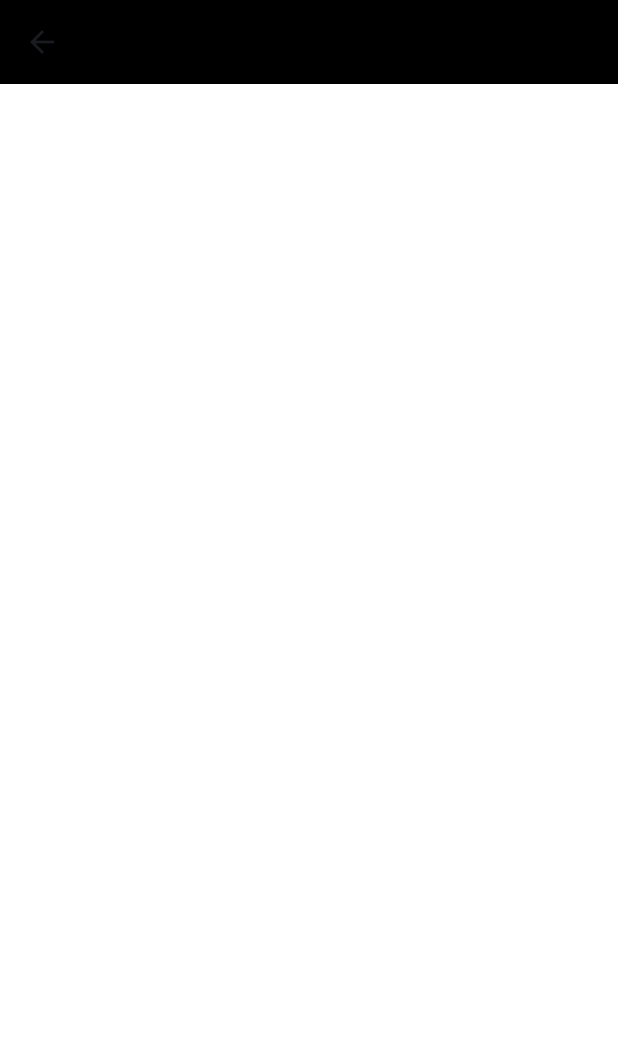
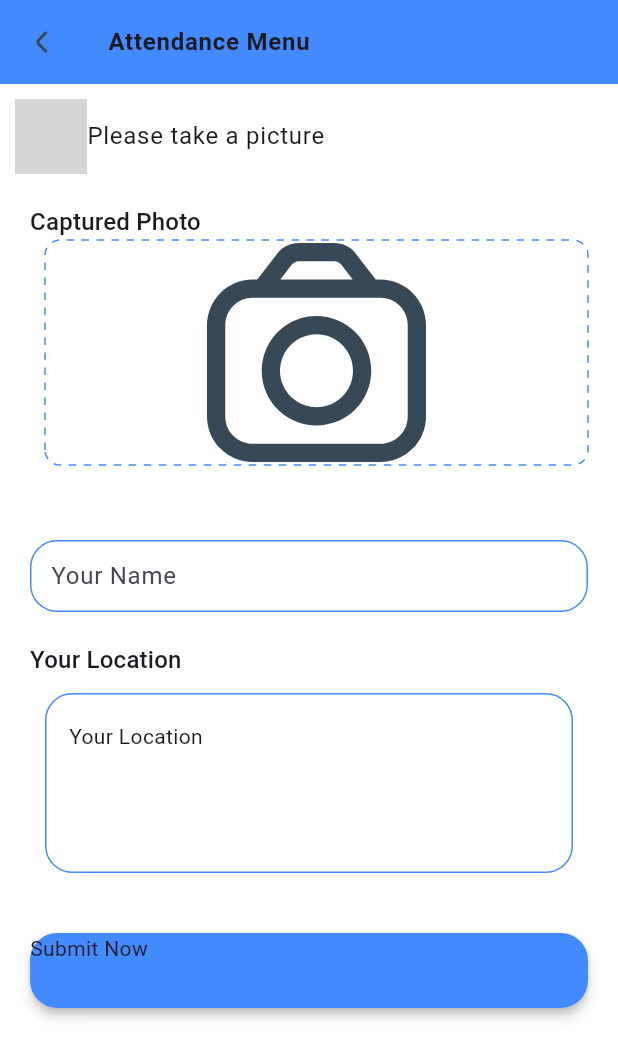
Before and after one commit to Tsabitah59/Attendance-App2, a Flutter app: the AttendanceScreen screen opened directly, on a phone screen of 412 x 824 dp. Shown: the top 1059 px of the screen. Run offline on Flutter 3.47's test engine with Material 3 defaults, Android fonts, the phone set to English and light mode, and no system bars; drawn by our look-alikes of dotted_border; our stand-ins replace camera, cloud_firestore, firebase_core, flutter_svg, geocoding, geolocator and 1 more; missing offline and left inert: google_mlkit_face_detection; accounts and stored records are empty; grey boxes are pictures that could not be loaded.

Commit message:
Finishing Attendance screen

```diff
--- a/lib/ui/attend/attendance_screen.dart
+++ b/lib/ui/attend/attendance_screen.dart
@@ -1,5 +1,11 @@
 import 'package:attendence_app/services/location_service.dart';
 import 'package:attendence_app/services/timestamp_service.dart';
+import 'package:attendence_app/ui/attend/components/app_bar_comp.dart';
+import 'package:attendence_app/ui/attend/components/capture_photo.dart';
+import 'package:attendence_app/ui/attend/components/header.dart';
+import 'package:attendence_app/ui/attend/components/location.dart';
+import 'package:attendence_app/ui/attend/components/name_input.dart';
+import 'package:attendence_app/ui/attend/components/submit_button.dart';
 import 'package:camera/camera.dart';
 import 'package:cloud_firestore/cloud_firestore.dart';
 import 'package:flutter/material.dart';
@@ -65,8 +71,26 @@ class _AttendanceScreenState extends State<AttendanceScreen> {
     Size size = MediaQuery.of(context).size;
     return Scaffold(
       backgroundColor: Colors.white,
-      appBar: AppBar(
-
+      appBar: buildAppBar(context),
+      body: SingleChildScrollView(
+        child: Card(
+          color: Colors.white,
+          margin: EdgeInsets.fromLTRB(10, 10, 10, 30),
+          shape: RoundedRectangleBorder(
+            borderRadius: BorderRadius.circular(18)
+          ),
+          elevation: 0,
+          child: Column(
+            crossAxisAlignment: CrossAxisAlignment.start,
+            children: [
+              buildHeader(context),
+              buildCapturePhoto(context, size, image),
+              buildNameinputField(controllerName, context),
+              buildLocationSection(isLoading, addressPlaceholder, context),
+              buildSubmitButton(context, size, image, controllerName, addressPlaceholder, statusPlaceholder, timeStampPlaceholder)
+            ],
+          ),
+        ),
       ),
     );
   }
```
